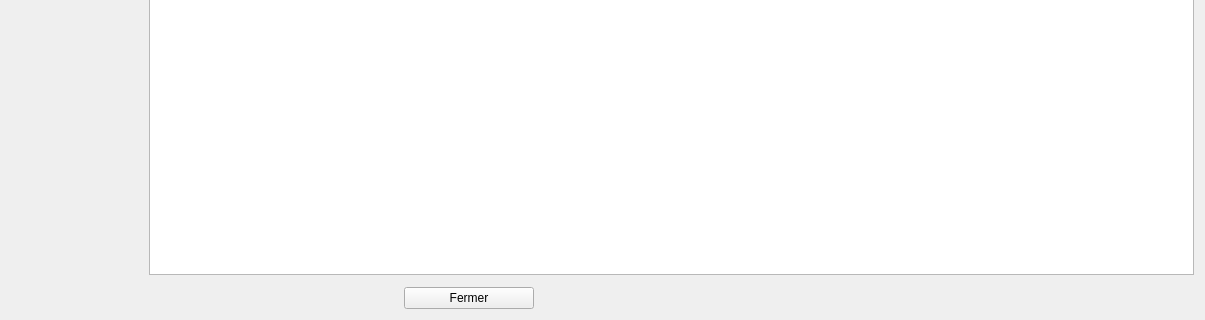
This is Code/managesubscriptions.ui in torway/OverAid as Qt 5 draws it before an edit; both pictures show x 268 to 1473 and y 447 to 767 of the 1473 by 767 pixel window. The edited form follows.
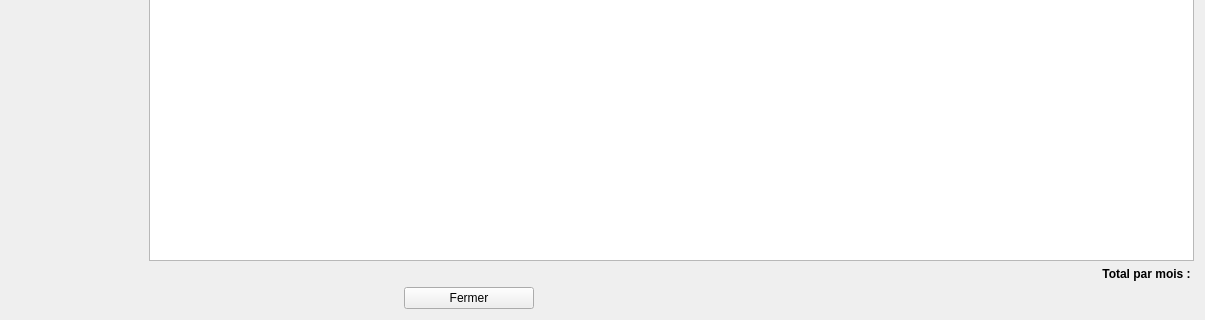
This is the edited form.

Diff of the .ui file:
```diff
--- a/Code/managesubscriptions.ui
+++ b/Code/managesubscriptions.ui
@@ -34,16 +34,7 @@
      <layout class="QGridLayout" name="gridLayout_2"/>
     </widget>
    </item>
-   <item row="0" column="1" colspan="2">
-    <widget class="QTreeWidget" name="treeWidget">
-     <column>
-      <property name="text">
-       <string notr="true">1</string>
-      </property>
-     </column>
-    </widget>
-   </item>
-   <item row="2" column="0" colspan="3">
+   <item row="3" column="0" colspan="3">
     <layout class="QHBoxLayout" name="horizontalLayout">
      <item>
       <spacer name="horizontalSpacer">
@@ -95,6 +86,36 @@
      </item>
     </layout>
    </item>
+   <item row="0" column="1" colspan="2">
+    <widget class="QTreeWidget" name="treeWidget">
+     <property name="alternatingRowColors">
+      <bool>true</bool>
+     </property>
+     <column>
+      <property name="text">
+       <string notr="true">1</string>
+      </property>
+     </column>
+    </widget>
+   </item>
+   <item row="1" column="1" colspan="2">
+    <widget class="QLabel" name="label_totalMonth">
+     <property name="font">
+      <font>
+       <bold>true</bold>
+      </font>
+     </property>
+     <property name="layoutDirection">
+      <enum>Qt::LeftToRight</enum>
+     </property>
+     <property name="text">
+      <string>Total par mois : </string>
+     </property>
+     <property name="alignment">
+      <set>Qt::AlignRight|Qt::AlignTrailing|Qt::AlignVCenter</set>
+     </property>
+    </widget>
+   </item>
   </layout>
  </widget>
  <resources/>
```
